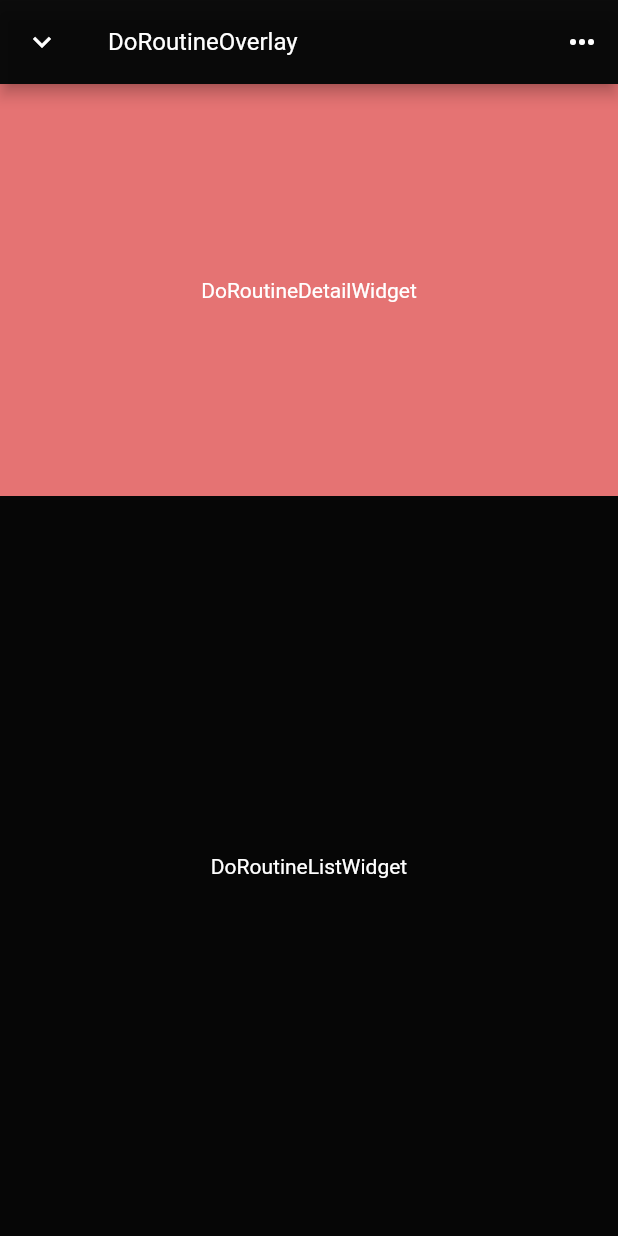
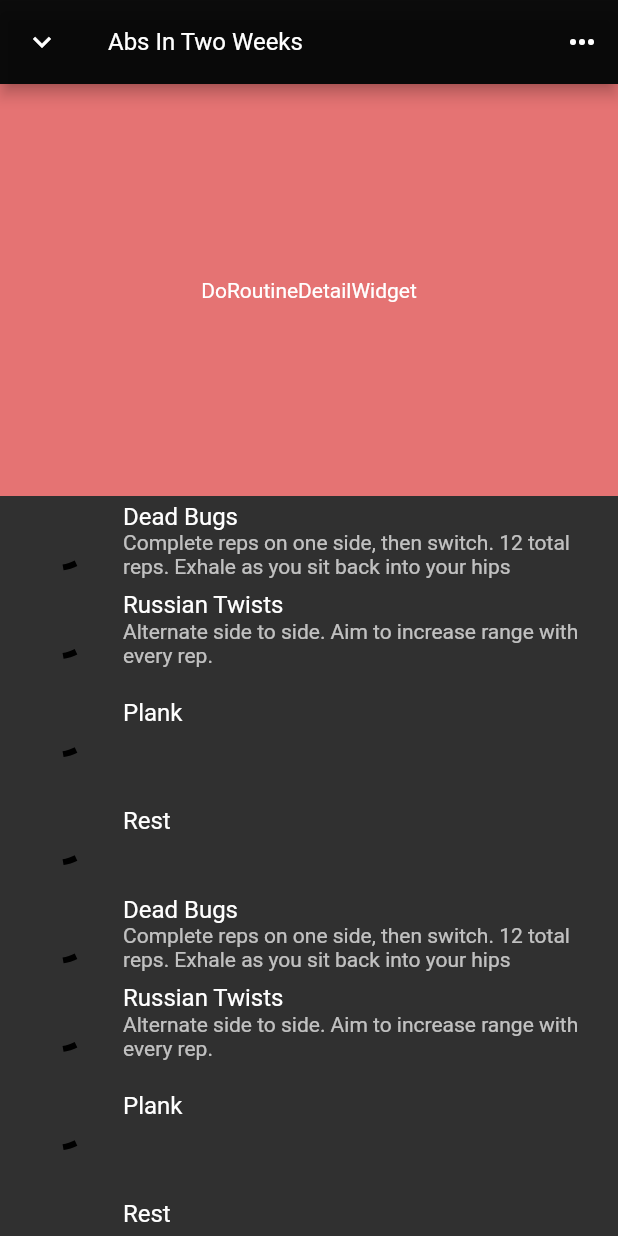
Before and after one commit to ivedone/mvp, a Flutter app: the screen it shows after launch, on a phone screen of 412 x 824 dp. Run offline on Flutter 3.47's test engine with Material 2 defaults, Android fonts, the phone set to English and light mode, and no system bars.

Commit message:
DoRoutineListWidget rendered, state propagated through widget tree

```diff
--- a/lib/app.dart
+++ b/lib/app.dart
@@ -1,6 +1,7 @@
 import 'package:flutter/material.dart';
 import 'package:mvp/screens/do_routine.dart';
 import 'package:mvp/theme/theme.dart';
+import 'package:mvp/util/seed.dart';
 
 class IvedoneApp extends StatelessWidget {
   const IvedoneApp({Key? key}) : super(key: key);
@@ -11,7 +12,7 @@ class IvedoneApp extends StatelessWidget {
       title: 'ivedone',
       theme: activeTheme,
       debugShowCheckedModeBanner: false,
-      home: const DoRoutineOverlay(),
+      home: DoRoutineOverlay(routine: SeedRoutines.AbsInTwoWeeks),
     );
   }
 }
--- a/lib/components/do_routine.dart
+++ /dev/null
@@ -1,27 +0,0 @@
-import 'package:flutter/material.dart';
-
-class DoRoutineWidget extends StatelessWidget {
-  const DoRoutineWidget({Key? key}) : super(key: key);
-
-  @override
-  Widget build(BuildContext context) {
-    return Column(
-      crossAxisAlignment: CrossAxisAlignment.stretch,
-      children: [
-        /// DemonstrationWidget
-        SizedBox(
-            height: MediaQuery.of(context).size.height / 3,
-            child: Container(
-                color: Colors.red[300],
-                child: const Center(child: Text('DoRoutineDetailWidget')))),
-
-        /// DoRoutineListWidget
-        Expanded(
-            child: Container(
-          color: Colors.black87,
-          child: const Center(child: Text('DoRoutineListWidget')),
-        )),
-      ],
-    );
-  }
-}
--- /dev/null
+++ b/lib/components/do_routine/list.dart
@@ -0,0 +1,24 @@
+import 'package:flutter/material.dart';
+import 'package:mvp/components/task.dart';
+import 'package:mvp/models/routine.dart';
+import 'package:mvp/models/task.dart';
+
+class DoRoutineListWidget extends StatelessWidget {
+  final RoutineModel routine;
+  const DoRoutineListWidget({
+    Key? key,
+    required this.routine,
+  }) : super(key: key);
+
+  @override
+  Widget build(BuildContext context) {
+    return ListView.builder(
+      itemCount: routine.length,
+      itemBuilder: (BuildContext context, int index) {
+        final TaskModel task = routine.tasks[index];
+        final String valueKey = <dynamic>[task.id, task.title].join('#');
+        return TaskWidget(key: ValueKey(valueKey), task: task);
+      },
+    );
+  }
+}
--- a/lib/components/task.dart
+++ b/lib/components/task.dart
@@ -11,8 +11,12 @@ class TaskWidget extends StatelessWidget {
   @override
   Widget build(BuildContext context) {
     return ListTile(
-      leading: const Center(child: CircularProgressIndicator()),
+      leading: const SizedBox(
+          width: 50,
+          height: 50,
+          child: Center(child: CircularProgressIndicator())),
       title: Text(task.title),
+      subtitle: Text(task.description ?? ''),
     );
   }
 }
--- /dev/null
+++ b/lib/models/routine.dart
@@ -0,0 +1,20 @@
+import 'dart:collection';
+
+import 'package:flutter/material.dart';
+import 'package:mvp/models/task.dart';
+import 'package:mvp/models/user.dart';
+
+@immutable
+class RoutineModel {
+  final UserModel creator;
+  final String title;
+  final List<TaskModel> _tasks;
+  List<TaskModel> get tasks => UnmodifiableListView(_tasks);
+  int get length => _tasks.length;
+
+  const RoutineModel({
+    required this.title,
+    required this.creator,
+    required List<TaskModel> tasks,
+  }) : _tasks = tasks;
+}
--- /dev/null
+++ b/lib/models/user.dart
@@ -0,0 +1,10 @@
+import 'package:flutter/material.dart';
+
+@immutable
+class UserModel {
+  final String username;
+  String get handle => '@' + username;
+  const UserModel({
+    required this.username,
+  });
+}
--- a/lib/screens/do_routine.dart
+++ b/lib/screens/do_routine.dart
@@ -1,8 +1,13 @@
 import 'package:flutter/material.dart';
-import 'package:mvp/components/do_routine.dart';
+import 'package:mvp/components/do_routine/list.dart';
+import 'package:mvp/models/routine.dart';
 
 class DoRoutineOverlay extends StatelessWidget {
-  const DoRoutineOverlay({Key? key}) : super(key: key);
+  final RoutineModel routine;
+  const DoRoutineOverlay({
+    Key? key,
+    required this.routine,
+  }) : super(key: key);
 
   @override
   Widget build(BuildContext context) {
@@ -13,7 +18,7 @@ class DoRoutineOverlay extends StatelessWidget {
             onPressed: () {},
           ),
           title: Text(
-            'DoRoutineOverlay',
+            routine.title,
             style: Theme.of(context).textTheme.subtitle1,
           ),
           actions: [
@@ -22,7 +27,18 @@ class DoRoutineOverlay extends StatelessWidget {
               onPressed: () {},
             ),
           ]),
-      body: const DoRoutineWidget(),
+      body: Column(
+        crossAxisAlignment: CrossAxisAlignment.stretch,
+        children: [
+          /// DoRoutineDetailWidget
+          SizedBox(
+              height: MediaQuery.of(context).size.height / 3,
+              child: Container(
+                  color: Colors.red[300],
+                  child: const Center(child: Text('DoRoutineDetailWidget')))),
+          Expanded(child: DoRoutineListWidget(routine: routine)),
+        ],
+      ),
     );
   }
 }
--- a/lib/util/seed.dart
+++ b/lib/util/seed.dart
@@ -1,6 +1,12 @@
-// ignore_for_file: non_constant_identifier_names
+// ignore_for_file: non_constant_identifier_names, constant_identifier_names
 
+import 'package:mvp/models/routine.dart';
 import 'package:mvp/models/task.dart';
+import 'package:mvp/models/user.dart';
+
+class SeedUsers {
+  static const UserModel ChloeTing = UserModel(username: 'chloeting');
+}
 
 class SeedTasks {
   static TaskModel DeadBugs({int? id}) => TaskModel.work(
@@ -23,3 +29,24 @@ class SeedTasks {
   static TaskModel OneMinuteRest({int? id}) =>
       TaskModel.rest(id: id, seconds: 60);
 }
+
+class BuildTasks {
+  static List<TaskModel> AbsInTwoWeeks() {
+    List<TaskModel> tasks = [];
+    int getId() => tasks.length;
+    for (int i = 0; i < 5; i++) {
+      if (i > 0) tasks.add(SeedTasks.OneMinuteRest(id: getId()));
+      tasks.add(SeedTasks.DeadBugs(id: getId()));
+      tasks.add(SeedTasks.RussianTwists(id: getId()));
+      tasks.add(SeedTasks.Plank(id: getId()));
+    }
+    return tasks;
+  }
+}
+
+class SeedRoutines {
+  static RoutineModel AbsInTwoWeeks = RoutineModel(
+      title: 'Abs In Two Weeks',
+      creator: SeedUsers.ChloeTing,
+      tasks: BuildTasks.AbsInTwoWeeks());
+}
```
Also changed, not shown: lib/components/do_routine/detail.dart (added).
